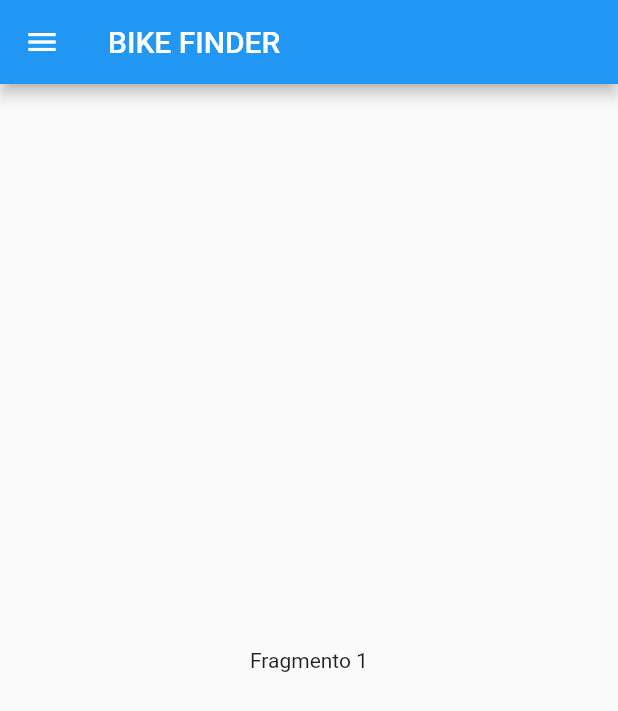
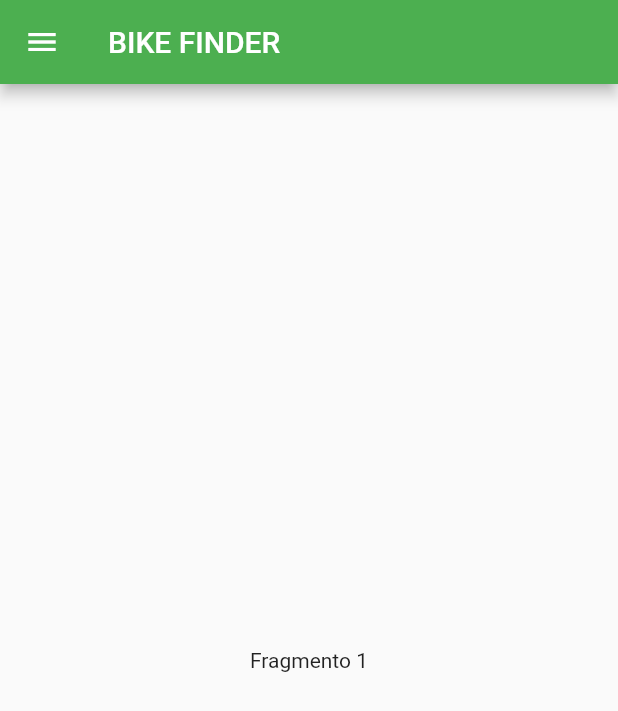
Before and after one commit to jvkass/mobile-engineering, a Flutter app: the HomePage screen opened by its route, on a phone screen of 412 x 824 dp. Shown: the top 711 px of the screen. Run offline on Flutter 3.47's test engine with Material 2 defaults, Android fonts, the phone set to English and light mode, and no system bars.

Commit message:
Background color appbar for green

```diff
--- a/lib/pages/home_page.dart
+++ b/lib/pages/home_page.dart
@@ -1,4 +1,4 @@
-// ignore_for_file: prefer_const_constructors, unnecessary_new, depend_on_referenced_packages
+// ignore_for_file: prefer_const_constructors, unnecessary_new, depend_on_referenced_packages, use_key_in_widget_constructors
 
 import 'package:flutter/material.dart';
 import '../fragments/fragmento1.dart';
@@ -66,6 +66,7 @@ class HomePageState extends State<HomePage> {
     return new Scaffold(
       appBar: new AppBar(
         title: new Text("BIKE FINDER"),
+        backgroundColor: Colors.green,
       ),
       drawer: new Drawer(
         child: new Column(
```
